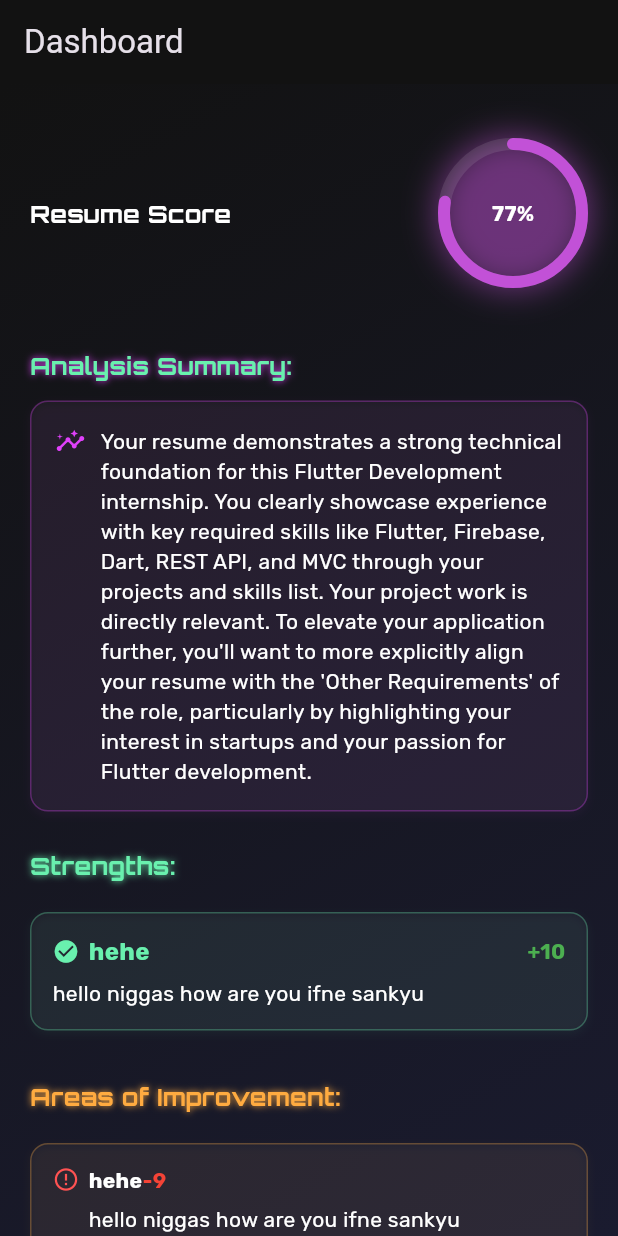
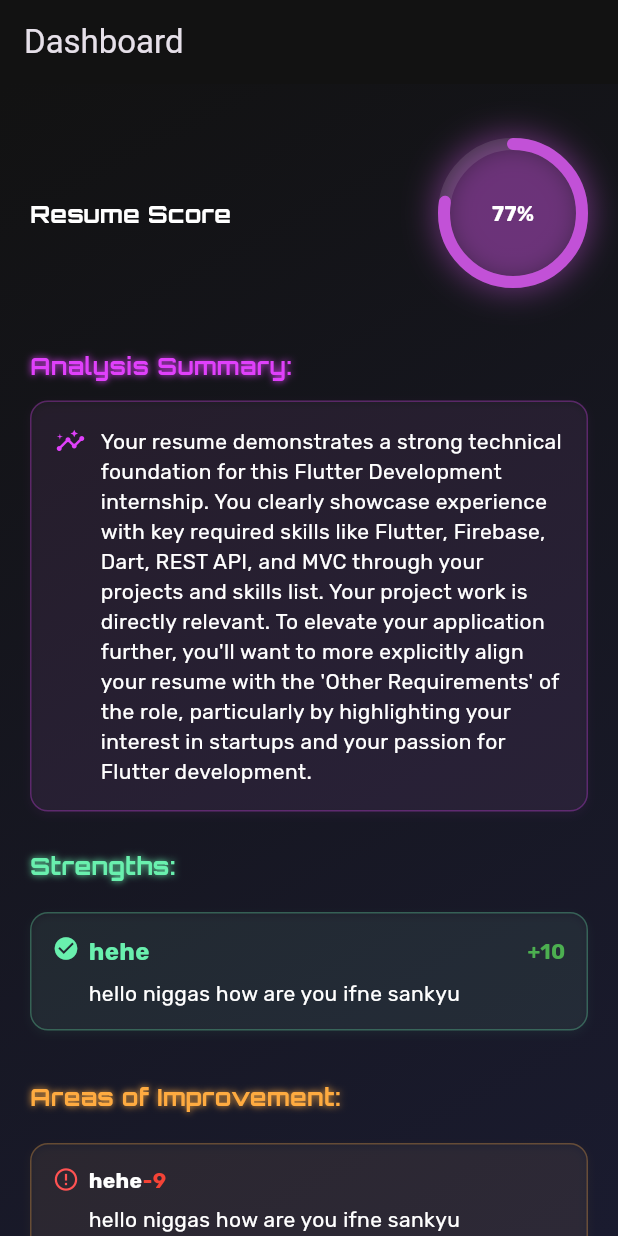
Before and after one commit to arrohisrivastava0/SynthCV, a Flutter app: the screen it shows after launch, on a phone screen of 412 x 824 dp. Run offline on Flutter 3.47's test engine with Material 3 defaults, Android fonts, the phone set to English and light mode, and no system bars; drawn by our look-alikes of percent_indicator; our stand-ins replace file_picker, fl_chart, flutter_dotenv, google_fonts, google_sign_in, hive and 1 more; missing offline and left inert: syncfusion_flutter_pdf; accounts and stored records are empty; Roboto replaces fonts that are missing (Montserrat).

Commit message:
Fixed dashboard

```diff
--- a/lib/screens/resume_score_screen.dart
+++ b/lib/screens/resume_score_screen.dart
@@ -73,7 +73,7 @@ class ResumeScoreScreen extends StatelessWidget {
                   style: GoogleFonts.orbitron(
                     fontSize: 16,
                     fontWeight: FontWeight.bold,
-                    color: Colors.greenAccent,
+                    color: Colors.purpleAccent,
                     shadows: [
                       const Shadow(blurRadius: 6, color: Colors.purpleAccent),
                     ],
@@ -143,15 +143,18 @@ class ResumeScoreScreen extends StatelessWidget {
                           ),
                         ],
                       ),
+                      child: Row(
+                            crossAxisAlignment: CrossAxisAlignment.start,
+                            children: [
+                              const Icon(Icons.check_circle,
+                                  color: Colors.greenAccent, size: 18),
+                              const SizedBox(width: 6),
+                              Expanded(
                                 child: Column(
                                   crossAxisAlignment: CrossAxisAlignment.start,
                                   children: [
                                     Row(
-                            crossAxisAlignment: CrossAxisAlignment.center,
                                       children: [
-                              const Icon(Icons.check_circle,
-                                  color: Colors.greenAccent, size: 18),
-                              const SizedBox(width: 6),
                                         Text(
                                           item['area'] ?? '',
                                           style: GoogleFonts.rubik(
@@ -183,7 +186,14 @@ class ResumeScoreScreen extends StatelessWidget {
                                     ),
                                   ],
                                 ),
-                    )),
+                              ),
+
+                            ],
+                          ),
+
+
+                    )
+                ),
                 const SizedBox(height: 24),
                 Text(
                   "Areas of Improvement:",
```
Lines whose indentation alone changed are shown as unchanged.
